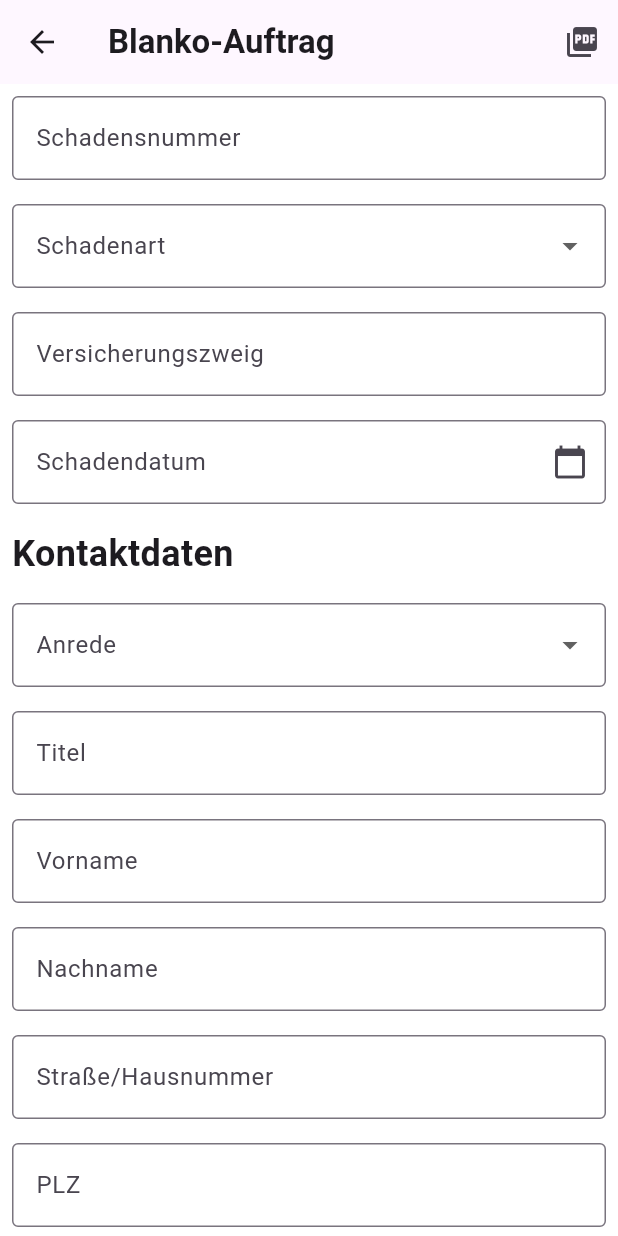
After one commit to Marroeme/baflutter2, a Flutter app: the AuftragPDFPage screen opened by its route, on a phone screen of 412 x 824 dp. The commit adds this screen. Run offline on Flutter 3.47's test engine with Material 3 defaults, Android fonts, the phone set to English and light mode, and no system bars; our stand-ins replace camera, flutter_local_notifications, geolocator, google_maps_flutter, local_auth, logger and 2 more; missing offline and left inert: image_editor_plus.

Commit message:
PDF Generierung

```diff
--- /dev/null
+++ b/lib/presentation/widgets/auftrag_pdf_page.dart
@@ -0,0 +1,283 @@
+import 'package:flutter/material.dart';
+import 'package:intl/intl.dart';
+import 'package:pdf/pdf.dart';
+import 'package:pdf/widgets.dart' as pw;
+import 'package:printing/printing.dart';
+
+class AuftragPDFPage extends StatefulWidget {
+  const AuftragPDFPage({super.key});
+
+  @override
+  State<AuftragPDFPage> createState() => _AuftragPDFPageState();
+}
+
+class _AuftragPDFPageState extends State<AuftragPDFPage> {
+  final _formKey = GlobalKey<FormState>();
+
+  final List<String> _schadenartDropdownOptions = [
+    'Feuer',
+    'Einbruchdiebstahl',
+    'Leitungswasser',
+    'Sturm/Hagel',
+    'Glas',
+    'Elementar',
+    'Sonstiges'
+  ];
+  final List<String> _anredeDropdownOptions = [
+    'Herr',
+    'Frau',
+    'Firma',
+  ];
+
+  String? _selectedSchadenartValue;
+  String? _selectedAnredeValue;
+  final TextEditingController _schadensnummerController =
+      TextEditingController();
+  final TextEditingController _versicherungszweigController =
+      TextEditingController();
+  final TextEditingController _dateController = TextEditingController();
+
+  final TextEditingController _titelController = TextEditingController();
+  final TextEditingController _vornameController = TextEditingController();
+  final TextEditingController _nachnameController = TextEditingController();
+  final TextEditingController _kontaktStrasseController =
+      TextEditingController();
+  final TextEditingController _kontaktPLZController = TextEditingController();
+  final TextEditingController _kontaktOrtController = TextEditingController();
+
+  @override
+  void dispose() {
+    // Controller bereinigen, wenn das Widget entfernt wird
+    _dateController.dispose();
+    _schadensnummerController.dispose();
+    _versicherungszweigController.dispose();
+    _titelController.dispose();
+    _vornameController.dispose();
+    _nachnameController.dispose();
+    _kontaktStrasseController.dispose();
+    _kontaktPLZController.dispose();
+    _kontaktOrtController.dispose();
+    super.dispose();
+  }
+
+  Future<void> _selectDate(BuildContext context) async {
+    final DateTime? picked = await showDatePicker(
+      context: context,
+      initialDate: DateTime.now(),
+      firstDate: DateTime(2000),
+      lastDate: DateTime(2101),
+    );
+    if (picked != null && picked != DateTime.now()) {
+      setState(() {
+        _dateController.text = DateFormat('dd.MM.yyyy').format(picked);
+      });
+    }
+  }
+
+  Widget buildTextFormField({
+    required String label,
+    void Function()? onTap,
+    String? Function(String?)? validator,
+    TextEditingController? controller,
+    Widget? suffixIcon,
+  }) {
+    return Padding(
+      padding: const EdgeInsets.all(8.0),
+      child: TextFormField(
+        controller: controller,
+        decoration: InputDecoration(
+          labelText: label,
+          border: const OutlineInputBorder(),
+          suffixIcon: suffixIcon,
+        ),
+        validator: validator,
+        onTap: onTap,
+        readOnly: onTap != null,
+      ),
+    );
+  }
+
+  // ignore: unused_element
+  void _showSavedSnackBar() {
+    ScaffoldMessenger.of(context).showSnackBar(
+      const SnackBar(
+        content: Text("Daten gespeichert"),
+        duration: Duration(seconds: 3),
+      ),
+    );
+  }
+
+  @override
+  Widget build(BuildContext context) {
+    return Scaffold(
+      backgroundColor: Colors.white,
+      appBar: AppBar(
+        title: const Text(
+          'Blanko-Auftrag',
+          style: TextStyle(
+            fontWeight: FontWeight.bold,
+          ),
+        ),
+        actions: <Widget>[
+          IconButton(
+            icon: const Icon(Icons.picture_as_pdf),
+            onPressed: _generateAndDisplayPdf,
+          ),
+        ],
+      ),
+      body: Form(
+        key: _formKey,
+        child: ListView(
+          children: [
+            buildTextFormField(
+              controller: _schadensnummerController,
+              label: 'Schadensnummer',
+              validator: (value) => value == null || value.isEmpty
+                  ? 'Bitte Schadensnummer eingeben'
+                  : null,
+            ),
+            Padding(
+              padding: const EdgeInsets.all(8.0),
+              child: DropdownButtonFormField<String>(
+                value: _selectedSchadenartValue,
+                decoration: const InputDecoration(
+                  labelText: 'Schadenart',
+                  border: OutlineInputBorder(),
+                ),
+                items: _schadenartDropdownOptions
+                    .map<DropdownMenuItem<String>>((String value) {
+                  return DropdownMenuItem<String>(
+                    value: value,
+                    child: Text(
+                      value,
+                    ),
+                  );
+                }).toList(),
+                onChanged: (String? newValue) {
+                  // Aktualisiere den ausgewählten Wert und den State
+                  setState(() {
+                    _selectedSchadenartValue = newValue;
+                  });
+                },
+                validator: (String? value) {
+                  if (value == null || value.isEmpty) {
+                    return 'Bitte eine Schadenart auswählen';
+                  }
+                  return null;
+                },
+              ),
+            ),
+            buildTextFormField(
+              controller: _versicherungszweigController,
+              label: 'Versicherungszweig',
+              validator: (value) => value == null || value.isEmpty
+                  ? 'Bitte Versicherungszweig eingeben'
+                  : null,
+            ),
+            buildTextFormField(
+              label: 'Schadendatum',
+              controller: _dateController,
+              suffixIcon: const Icon(Icons.calendar_today),
+              onTap: () => _selectDate(context),
+              validator: (value) => value == null || value.isEmpty
+                  ? 'Bitte wählen Sie ein Datum'
+                  : null,
+            ),
+            const Padding(
+              padding: EdgeInsets.symmetric(vertical: 8.0, horizontal: 8.0),
+              child: Text('Kontaktdaten',
+                  style: TextStyle(
+                    fontSize: 24,
+                    fontWeight: FontWeight.bold,
+                  )),
+            ),
+            Padding(
+              padding: const EdgeInsets.all(8.0),
+              child: DropdownButtonFormField<String>(
+                value: _selectedAnredeValue,
+                decoration: const InputDecoration(
+                  labelText: 'Anrede',
+                  border: OutlineInputBorder(),
+                ),
+                items: _anredeDropdownOptions
+                    .map<DropdownMenuItem<String>>((String value) {
+                  return DropdownMenuItem<String>(
+                    value: value,
+                    child: Text(
+                      value,
+                    ),
+                  );
+                }).toList(),
+                onChanged: (String? newValue) {
+                  // Aktualisiere den ausgewählten Wert und den State
+                  setState(() {
+                    _selectedAnredeValue = newValue;
+                  });
+                },
+                validator: (String? value) {
+                  if (value == null || value.isEmpty) {
+                    return 'Bitte eine Anrede auswählen';
+                  }
+                  return null;
+                },
+              ),
+            ),
+            buildTextFormField(controller: _titelController, label: 'Titel'),
+            buildTextFormField(
+                controller: _vornameController, label: 'Vorname'),
+            buildTextFormField(
+                controller: _nachnameController, label: 'Nachname'),
+            buildTextFormField(
+                controller: _kontaktStrasseController,
+                label: 'Straße/Hausnummer'),
+            buildTextFormField(controller: _kontaktPLZController, label: 'PLZ'),
+            buildTextFormField(controller: _kontaktOrtController, label: 'Ort'),
+          ],
+        ),
+      ),
+    );
+  }
+
+  Future<void> _generateAndDisplayPdf() async {
+    final pdf = pw.Document();
+    final headerFont = pw.Font.helveticaBold();
+    final textFont = pw.Font.helvetica();
+
+    pdf.addPage(pw.Page(
+        pageFormat: PdfPageFormat.a4,
+        build: (pw.Context context) {
+          return pw.Column(
+              crossAxisAlignment: pw.CrossAxisAlignment.start,
+              children: [
+                pw.Text('Blanko-Auftrag',
+                    style: pw.TextStyle(font: headerFont, fontSize: 24)),
+                pw.SizedBox(height: 20),
+                pw.Text('Schadensnummer: ${_schadensnummerController.text}',
+                    style: pw.TextStyle(font: textFont, fontSize: 18)),
+                pw.Text('Schadenart: $_selectedSchadenartValue',
+                    style: pw.TextStyle(font: textFont, fontSize: 18)),
+                pw.Text(
+                    'Versicherungszweig: ${_versicherungszweigController.text}',
+                    style: pw.TextStyle(font: textFont, fontSize: 18)),
+                pw.Text('Schadendatum: ${_dateController.text}',
+                    style: pw.TextStyle(font: textFont, fontSize: 18)),
+                pw.Divider(),
+                pw.Text('Kontaktdaten',
+                    style: pw.TextStyle(font: headerFont, fontSize: 20)),
+                pw.Text(
+                    '$_selectedAnredeValue ${_titelController.text} ${_vornameController.text} ${_nachnameController.text}',
+                    style: pw.TextStyle(font: textFont, fontSize: 18)),
+                pw.Text(_kontaktStrasseController.text,
+                    style: pw.TextStyle(font: textFont, fontSize: 18)),
+                pw.Text(
+                    '${_kontaktPLZController.text} ${_kontaktOrtController.text}',
+                    style: pw.TextStyle(font: textFont, fontSize: 18)),
+              ]);
+        }));
+
+    // Zeige das PDF im Viewer an
+    await Printing.layoutPdf(
+      onLayout: (PdfPageFormat format) async => pdf.save(),
+    );
+  }
+}
--- a/pubspec.yaml
+++ b/pubspec.yaml
@@ -40,6 +40,12 @@ dependencies:
   geolocator: ^11.0.0
   flutter_local_notifications: ^17.1.0
   flutter_plugin_android_lifecycle: ^2.0.19
+  camera: ^0.10.5+9
+  path_provider: ^2.1.3
+  image_editor_plus: ^1.0.5
+  intl: ^0.19.0
+  pdf: ^3.10.8
+  printing: ^5.12.0
 
 dev_dependencies:
   flutter_test:
```
Also changed, not shown: lib/main.dart (+32 -80 lines), lib/presentation/widgets/image_display_page.dart (added, +40 -0 lines), lib/presentation/widgets/photo_page.dart (added, +140 -0 lines), lib/presentation/widgets/take_picture.dart (added, +76 -0 lines), lib/presentation/widgets/timer_page.dart (+12 -2 lines), pubspec.lock, 5 other files.
